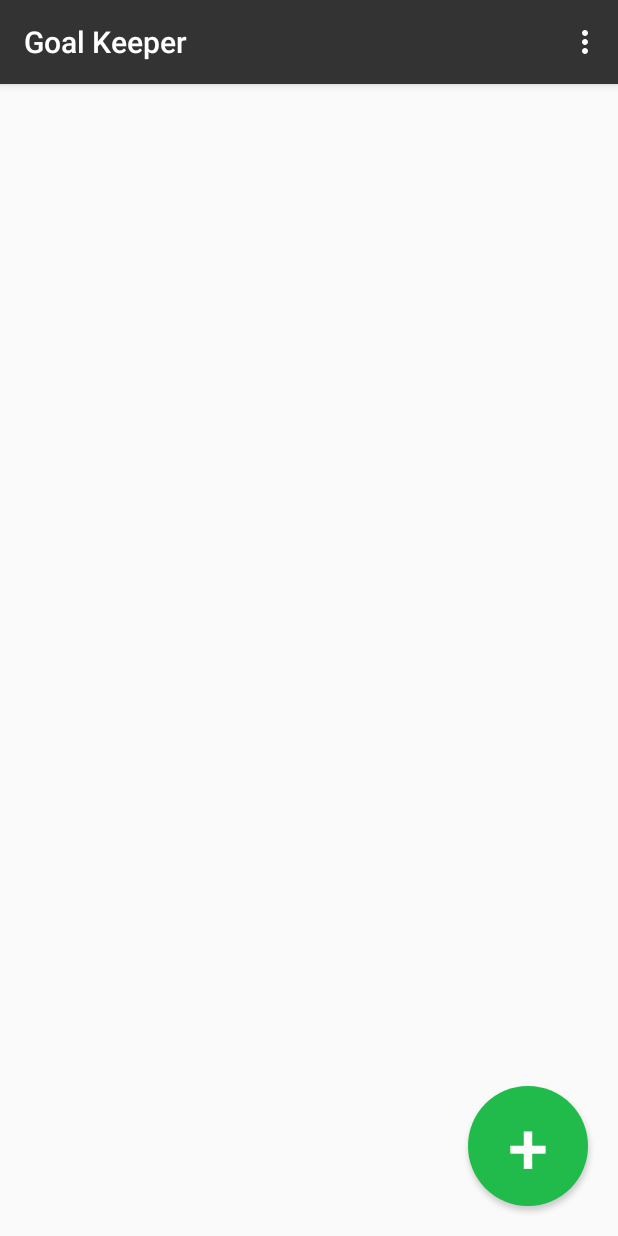
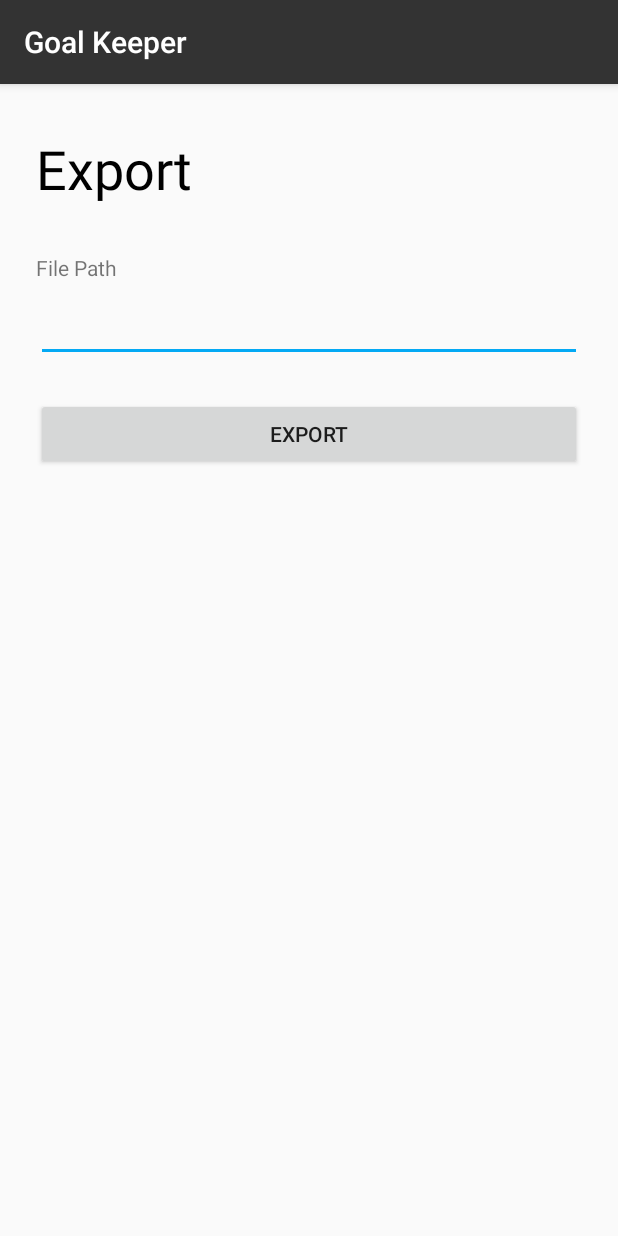
Before and after one commit to carbon-lab/password-keeper, an Android app: the ListActivity screen opened directly, with no data from a screen before it, in the options menu, after a tap on "Export", on a phone screen of 412 x 824 dp. Run offline under Robolectric (Android 15) with nearby library versions, the phone set to English and light mode, and no system bars; 2 statements that could not run were skipped.

Commit message:
Finish commit

```diff
--- a/app/build.gradle
+++ b/app/build.gradle
@@ -31,8 +31,8 @@ dependencies {
     implementation 'androidx.appcompat:appcompat:1.1.0'
     implementation 'androidx.core:core-ktx:1.2.0'
     implementation 'androidx.constraintlayout:constraintlayout:1.1.3'
-    implementation 'tech.sobin:json:1.1.0'
     testImplementation 'junit:junit:4.12'
     androidTestImplementation 'androidx.test.ext:junit:1.1.1'
     androidTestImplementation 'androidx.test.espresso:espresso-core:3.2.0'
+    implementation files('D:\\Developments\\Java\\JSON\\out\\production\\JSON\\tech.sobin-json-1.1.1.jar')
 }
--- a/app/src/main/AndroidManifest.xml
+++ b/app/src/main/AndroidManifest.xml
@@ -1,6 +1,9 @@
 <?xml version="1.0" encoding="utf-8"?>
 <manifest xmlns:android="http://schemas.android.com/apk/res/android"
     package="tech.sobin.goalkeeper">
+
+    <uses-permission android:name="android.permission.WRITE_EXTERNAL_STORAGE"/>
+    <uses-permission android:name="android.permission.READ_EXTERNAL_STORAGE"/>
 
     <application
         android:allowBackup="true"
@@ -9,7 +12,8 @@
         android:roundIcon="@mipmap/ic_launcher_round"
         android:supportsRtl="true"
         android:theme="@style/AppTheme">
-        <activity android:name=".SettingActivity"></activity>
+        <activity android:name=".ImportExportActivity"></activity>
+        <activity android:name=".SettingActivity" />
         <activity android:name=".EditRecordActivity" />
         <activity android:name=".FirstUseActivity" />
         <activity android:name=".ListActivity" />
--- a/app/src/main/java/tech/sobin/goalkeeper/EditRecordActivity.kt
+++ b/app/src/main/java/tech/sobin/goalkeeper/EditRecordActivity.kt
@@ -21,6 +21,7 @@ import tech.sobin.json.JSObject
 class EditRecordActivity : AppCompatActivity() {
 
 	private var isNew: Boolean = true
+	private lateinit var originKey: String
 
 	private var recordId: Int = -1
 	private lateinit var editName: EditText
@@ -46,7 +47,8 @@ class EditRecordActivity : AppCompatActivity() {
 			WindowManager.LayoutParams.FLAG_SECURE)
 		ActivityManager.push(this)
 
-		isNew = intent?.getBooleanExtra("new", true)!!
+		isNew = intent.getBooleanExtra("new", true)
+		originKey = intent.getStringExtra("origin_key")
 
 		editName = findViewById(R.id.editName)
 		editUsername = findViewById(R.id.editUsername)
@@ -148,7 +150,7 @@ class EditRecordActivity : AppCompatActivity() {
 			obj.put("password", password)
 			obj.put("comment", String(Base64.encode(comment.toByteArray(), Base64.DEFAULT)))
 			val json = JSON.stringify(obj)
-			val cdata = DefaultEncrypt(json.toByteArray(), blobOf(AppContext.passwordHash))
+			val cdata = DefaultEncrypt(json.toByteArray(), originKey.toByteArray())
 			val db = DBOpenHelper.liveDB?.writableDatabase
 			val cv = ContentValues()
 			cv.put("body", cdata)
--- a/app/src/main/java/tech/sobin/goalkeeper/ListActivity.kt
+++ b/app/src/main/java/tech/sobin/goalkeeper/ListActivity.kt
@@ -24,6 +24,8 @@ internal class RecordAdapter: SimpleAdapter {
 
 class ListActivity : AppCompatActivity() {
 
+	private lateinit var originKey: String
+
 	private lateinit var db: DBOpenHelper
 	private lateinit var listRecord: ListView
 	private lateinit var btnAdd: Button
@@ -40,6 +42,7 @@ class ListActivity : AppCompatActivity() {
 			WindowManager.LayoutParams.FLAG_SECURE)
 		ActivityManager.push(this)
 
+		originKey = intent.getStringExtra("origin_key")
 		keyText = intent.getStringExtra("key_sha512")!!
 		keyHash = blobOf(keyText)
 
@@ -51,6 +54,7 @@ class ListActivity : AppCompatActivity() {
 		btnAdd.setOnClickListener(View.OnClickListener {
 			val intent = Intent(this, EditRecordActivity::class.java)
 			intent.putExtra("new", true)
+			intent.putExtra("origin_key", originKey)
 			startActivityForResult(intent, 1)
 		})
 
@@ -58,6 +62,7 @@ class ListActivity : AppCompatActivity() {
 			val record = records[position]
 			val intent = Intent(this, EditRecordActivity::class.java)
 			intent.putExtra("new", false)
+			intent.putExtra("origin_key", originKey)
 			intent.putExtra("id", record["id"]?.toInt())
 			intent.putExtra("name", record["name"])
 			intent.putExtra("username", record["username"])
@@ -110,6 +115,9 @@ class ListActivity : AppCompatActivity() {
 					finish()
 				}
 			}
+			4 -> {
+				refreshList()
+			}
 		}
 		super.onActivityResult(requestCode, resultCode, data)
 	}
@@ -123,7 +131,7 @@ class ListActivity : AppCompatActivity() {
 			try {
 				val id = res.getInt(0)
 				val body = res.getBlob(1)
-				val json = String(DefaultDecrypt(body, keyHash)!!)
+				val json = String(DefaultDecrypt(body, originKey.toByteArray())!!)
 				val obj = JSON.parse(json)
 				list.add(mapOf(
 					"name" to obj["name"].toString()
@@ -172,11 +180,16 @@ class ListActivity : AppCompatActivity() {
 			}
 
 			R.id.item_import -> {
-
+				val it = Intent(this, ImportExportActivity::class.java)
+				it.putExtra("mode", "IMPORT")
+				it.putExtra("origin_key", originKey)
+				startActivityForResult(it, 4)
 			}
 
 			R.id.item_export -> {
-
+				val it = Intent(this, ImportExportActivity::class.java)
+				it.putExtra("mode", "EXPORT")
+				startActivityForResult(it, 5)
 			}
 		}
 		return super.onOptionsItemSelected(item)
--- a/app/src/main/java/tech/sobin/goalkeeper/MainActivity.kt
+++ b/app/src/main/java/tech/sobin/goalkeeper/MainActivity.kt
@@ -37,6 +37,7 @@ class MainActivity : AppCompatActivity() {
 				editKey.setText("")
 				val intent = Intent(this, ListActivity::class.java)
 				intent.putExtra("key_sha512", sha)
+				intent.putExtra("origin_key", key)
 				startActivity(intent)
 			} else {
 				Toast.makeText(this,
--- a/app/src/main/java/tech/sobin/goalkeeper/SettingActivity.kt
+++ b/app/src/main/java/tech/sobin/goalkeeper/SettingActivity.kt
@@ -59,7 +59,7 @@ class SettingActivity : AppCompatActivity() {
 				cv.put("password_hash", hexOf(SHA512(new.toByteArray())))
 				wdb?.update("context", cv, null, null)
 				AppContext.reloadContext()
-				reEncrypt(SHA512(old.toByteArray()), SHA512(new.toByteArray()))
+				reEncrypt(old.toByteArray(), new.toByteArray())
 				setResult(1)
 				finish()
 			}
--- /dev/null
+++ b/app/src/main/res/layout/activity_import_export.xml
@@ -0,0 +1,55 @@
+<?xml version="1.0" encoding="utf-8"?>
+<androidx.constraintlayout.widget.ConstraintLayout xmlns:android="http://schemas.android.com/apk/res/android"
+    xmlns:app="http://schemas.android.com/apk/res-auto"
+    xmlns:tools="http://schemas.android.com/tools"
+    android:layout_width="match_parent"
+    android:layout_height="match_parent"
+    tools:context=".ImportExportActivity">
+
+    <TextView
+        android:id="@+id/textTitle"
+        android:layout_width="wrap_content"
+        android:layout_height="wrap_content"
+        android:layout_marginStart="24dp"
+        android:layout_marginTop="32dp"
+        android:text="@string/label_import"
+        android:textColor="#000000"
+        android:textSize="36sp"
+        app:layout_constraintStart_toStartOf="parent"
+        app:layout_constraintTop_toTopOf="parent" />
+
+    <TextView
+        android:id="@+id/textView8"
+        android:layout_width="wrap_content"
+        android:layout_height="wrap_content"
+        android:layout_marginStart="24dp"
+        android:layout_marginTop="32dp"
+        android:text="@string/label_file_path"
+        app:layout_constraintStart_toStartOf="parent"
+        app:layout_constraintTop_toBottomOf="@+id/textTitle" />
+
+    <EditText
+        android:id="@+id/editFilePath"
+        android:layout_width="0dp"
+        android:layout_height="wrap_content"
+        android:layout_marginStart="24dp"
+        android:layout_marginTop="8dp"
+        android:layout_marginEnd="24dp"
+        android:ems="10"
+        android:inputType="textPersonName"
+        app:layout_constraintEnd_toEndOf="parent"
+        app:layout_constraintStart_toStartOf="parent"
+        app:layout_constraintTop_toBottomOf="@+id/textView8" />
+
+    <Button
+        android:id="@+id/btnExec"
+        android:layout_width="0dp"
+        android:layout_height="wrap_content"
+        android:layout_marginStart="24dp"
+        android:layout_marginTop="24dp"
+        android:layout_marginEnd="24dp"
+        android:text="@string/label_import"
+        app:layout_constraintEnd_toEndOf="parent"
+        app:layout_constraintStart_toStartOf="parent"
+        app:layout_constraintTop_toBottomOf="@+id/editFilePath" />
+</androidx.constraintlayout.widget.ConstraintLayout>
--- a/app/src/main/res/values/strings.xml
+++ b/app/src/main/res/values/strings.xml
@@ -32,4 +32,13 @@
     <string name="label_c_lower">Contains Lower Case</string>
     <string name="label_c_symbol">Contains Symbol</string>
     <string name="label_mod_password">Change Password</string>
+    <string name="label_import">Import</string>
+    <string name="label_export">Export</string>
+    <string name="label_file_path">File Path</string>
+    <string name="alert_output_error">Failed to write file</string>
+    <string name="alert_input_error">Failed to read file</string>
+    <string name="success">Success</string>
+    <string name="failed">Failed</string>
+    <string name="alert_choose_path">Please choose file path</string>
+    <string name="label_input_password">Enter password</string>
 </resources>
```
Also changed, not shown: app/src/main/java/tech/sobin/goalkeeper/DBOpenHelper.kt (+9 -0 lines), app/src/main/java/tech/sobin/goalkeeper/ImportExportActivity.kt (added, +227 -0 lines), 1 other file.
